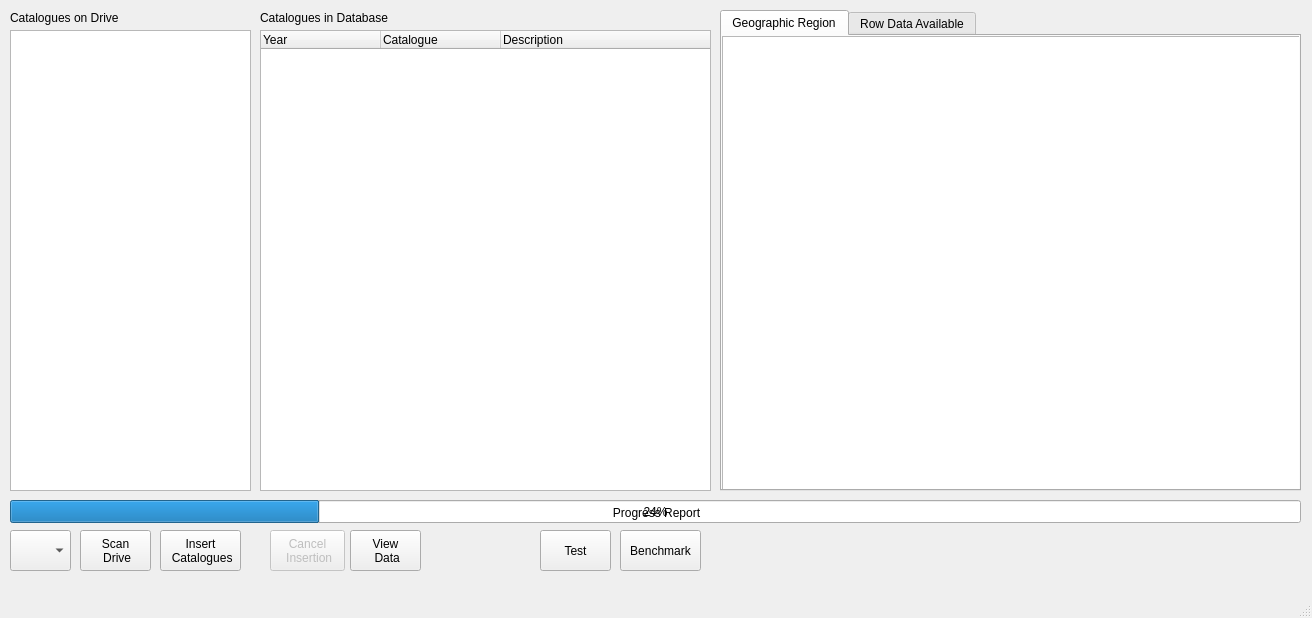
This is mainwindow.ui in JBs197/SCDA-Explorer as Qt 5 draws it before an edit. The edited form follows.
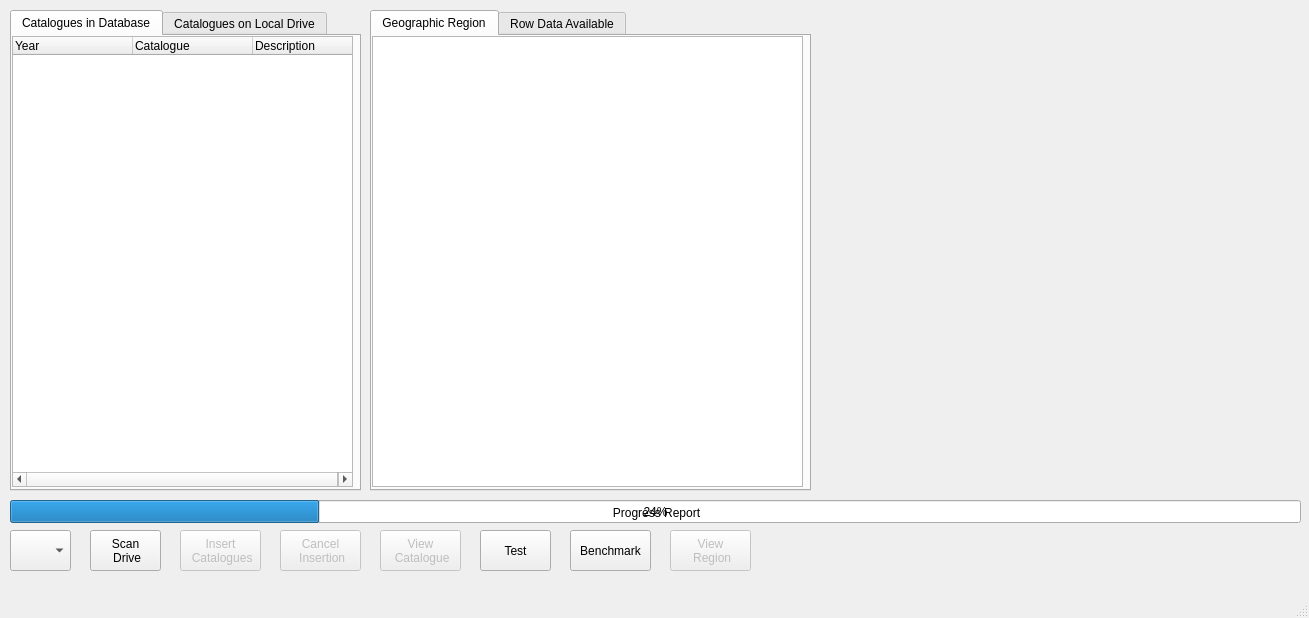
This is the edited form. The open tabs and pages were chosen to show the change.

Commit message: Region tree

What changed in the file:
```diff
--- a/mainwindow.ui
+++ b/mainwindow.ui
@@ -6,7 +6,7 @@
    <rect>
     <x>0</x>
     <y>0</y>
-    <width>1312</width>
+    <width>1309</width>
     <height>618</height>
    </rect>
   </property>
@@ -14,44 +14,6 @@
    <string>MainWindow</string>
   </property>
   <widget class="QWidget" name="centralwidget">
-   <widget class="QTreeWidget" name="TW_cataondrive">
-    <property name="geometry">
-     <rect>
-      <x>10</x>
-      <y>30</y>
-      <width>241</width>
-      <height>461</height>
-     </rect>
-    </property>
-    <property name="alternatingRowColors">
-     <bool>false</bool>
-    </property>
-    <property name="selectionMode">
-     <enum>QAbstractItemView::MultiSelection</enum>
-    </property>
-    <property name="iconSize">
-     <size>
-      <width>2</width>
-      <height>2</height>
-     </size>
-    </property>
-    <property name="columnCount">
-     <number>2</number>
-    </property>
-    <attribute name="headerVisible">
-     <bool>false</bool>
-    </attribute>
-    <column>
-     <property name="text">
-      <string>Year</string>
-     </property>
-    </column>
-    <column>
-     <property name="text">
-      <string>Catalogue</string>
-     </property>
-    </column>
-   </widget>
    <widget class="QComboBox" name="cB_drives">
     <property name="geometry">
      <rect>
@@ -65,7 +27,7 @@
    <widget class="QPushButton" name="pB_scan">
     <property name="geometry">
      <rect>
-      <x>80</x>
+      <x>90</x>
       <y>530</y>
       <width>71</width>
       <height>41</height>
@@ -77,9 +39,12 @@
     </property>
    </widget>
    <widget class="QPushButton" name="pB_insert">
+    <property name="enabled">
+     <bool>false</bool>
+    </property>
     <property name="geometry">
      <rect>
-      <x>160</x>
+      <x>180</x>
       <y>530</y>
       <width>81</width>
       <height>41</height>
@@ -93,7 +58,7 @@
    <widget class="QPushButton" name="pB_test">
     <property name="geometry">
      <rect>
-      <x>540</x>
+      <x>480</x>
       <y>530</y>
       <width>71</width>
       <height>41</height>
@@ -119,7 +84,7 @@
    <widget class="QPushButton" name="pB_benchmark">
     <property name="geometry">
      <rect>
-      <x>620</x>
+      <x>570</x>
       <y>530</y>
       <width>81</width>
       <height>41</height>
@@ -129,66 +94,6 @@
      <string>Benchmark</string>
     </property>
    </widget>
-   <widget class="QTreeWidget" name="TW_cataindb">
-    <property name="geometry">
-     <rect>
-      <x>260</x>
-      <y>30</y>
-      <width>451</width>
-      <height>461</height>
-     </rect>
-    </property>
-    <property name="mouseTracking">
-     <bool>false</bool>
-    </property>
-    <property name="wordWrap">
-     <bool>true</bool>
-    </property>
-    <attribute name="headerDefaultSectionSize">
-     <number>120</number>
-    </attribute>
-    <column>
-     <property name="text">
-      <string>Year</string>
-     </property>
-    </column>
-    <column>
-     <property name="text">
-      <string>Catalogue</string>
-     </property>
-    </column>
-    <column>
-     <property name="text">
-      <string>Description</string>
-     </property>
-    </column>
-   </widget>
-   <widget class="QLabel" name="label">
-    <property name="geometry">
-     <rect>
-      <x>10</x>
-      <y>10</y>
-      <width>241</width>
-      <height>16</height>
-     </rect>
-    </property>
-    <property name="text">
-     <string>Catalogues on Drive</string>
-    </property>
-   </widget>
-   <widget class="QLabel" name="label_2">
-    <property name="geometry">
-     <rect>
-      <x>260</x>
-      <y>10</y>
-      <width>211</width>
-      <height>16</height>
-     </rect>
-    </property>
-    <property name="text">
-     <string>Catalogues in Database</string>
-    </property>
-   </widget>
    <widget class="QLabel" name="QL_bar">
     <property name="geometry">
      <rect>
@@ -208,9 +113,9 @@
    <widget class="QTabWidget" name="tabW_results">
     <property name="geometry">
      <rect>
-      <x>720</x>
+      <x>370</x>
       <y>10</y>
-      <width>581</width>
+      <width>441</width>
       <height>481</height>
      </rect>
     </property>
@@ -226,8 +131,8 @@
        <rect>
         <x>0</x>
         <y>0</y>
-        <width>581</width>
-        <height>461</height>
+        <width>431</width>
+        <height>451</height>
        </rect>
       </property>
      </widget>
@@ -249,17 +154,20 @@
     </widget>
    </widget>
    <widget class="QPushButton" name="pB_viewdata">
+    <property name="enabled">
+     <bool>false</bool>
+    </property>
     <property name="geometry">
      <rect>
-      <x>350</x>
+      <x>380</x>
       <y>530</y>
-      <width>71</width>
+      <width>81</width>
       <height>41</height>
      </rect>
     </property>
     <property name="text">
      <string>View 
- Data</string>
+ Catalogue</string>
     </property>
    </widget>
    <widget class="QPushButton" name="pB_cancel">
@@ -268,9 +176,9 @@
     </property>
     <property name="geometry">
      <rect>
-      <x>270</x>
+      <x>280</x>
       <y>530</y>
-      <width>75</width>
+      <width>81</width>
       <height>41</height>
      </rect>
     </property>
@@ -279,6 +187,115 @@
  Insertion</string>
     </property>
    </widget>
+   <widget class="QTabWidget" name="tabW_catalogues">
+    <property name="geometry">
+     <rect>
+      <x>10</x>
+      <y>10</y>
+      <width>351</width>
+      <height>481</height>
+     </rect>
+    </property>
+    <property name="currentIndex">
+     <number>0</number>
+    </property>
+    <widget class="QWidget" name="catas_db">
+     <attribute name="title">
+      <string>Catalogues in Database</string>
+     </attribute>
+     <widget class="QTreeWidget" name="TW_cataindb">
+      <property name="geometry">
+       <rect>
+        <x>0</x>
+        <y>0</y>
+        <width>341</width>
+        <height>451</height>
+       </rect>
+      </property>
+      <property name="mouseTracking">
+       <bool>false</bool>
+      </property>
+      <property name="wordWrap">
+       <bool>true</bool>
+      </property>
+      <attribute name="headerDefaultSectionSize">
+       <number>120</number>
+      </attribute>
+      <column>
+       <property name="text">
+        <string>Year</string>
+       </property>
+      </column>
+      <column>
+       <property name="text">
+        <string>Catalogue</string>
+       </property>
+      </column>
+      <column>
+       <property name="text">
+        <string>Description</string>
+       </property>
+      </column>
+     </widget>
+    </widget>
+    <widget class="QWidget" name="catas_drive">
+     <attribute name="title">
+      <string>Catalogues on Local Drive</string>
+     </attribute>
+     <widget class="QTreeWidget" name="TW_cataondrive">
+      <property name="geometry">
+       <rect>
+        <x>0</x>
+        <y>0</y>
+        <width>341</width>
+        <height>451</height>
+       </rect>
+      </property>
+      <property name="alternatingRowColors">
+       <bool>false</bool>
+      </property>
+      <property name="selectionMode">
+       <enum>QAbstractItemView::MultiSelection</enum>
+      </property>
+      <property name="iconSize">
+       <size>
+        <width>2</width>
+        <height>2</height>
+       </size>
+      </property>
+      <property name="columnCount">
+       <number>2</number>
+      </property>
+      <column>
+       <property name="text">
+        <string>Year</string>
+       </property>
+      </column>
+      <column>
+       <property name="text">
+        <string>Catalogue</string>
+       </property>
+      </column>
+     </widget>
+    </widget>
+   </widget>
+   <widget class="QPushButton" name="pB_region">
+    <property name="enabled">
+     <bool>false</bool>
+    </property>
+    <property name="geometry">
+     <rect>
+      <x>670</x>
+      <y>530</y>
+      <width>81</width>
+      <height>41</height>
+     </rect>
+    </property>
+    <property name="text">
+     <string>View 
+ Region</string>
+    </property>
+   </widget>
   </widget>
   <widget class="QMenuBar" name="menubar">
    <property name="geometry">
```
Left out of the diff: 8 changed lines with no effect on the pictures. The commit also changes 5 other files.
